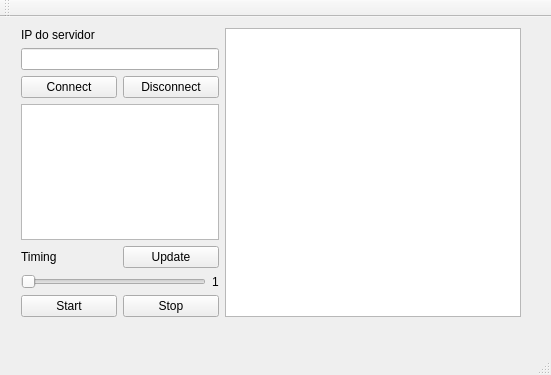
Qt form QtTcpClientConsumer/mainwindow.ui (Dojak220/Projeto03) before a commit.
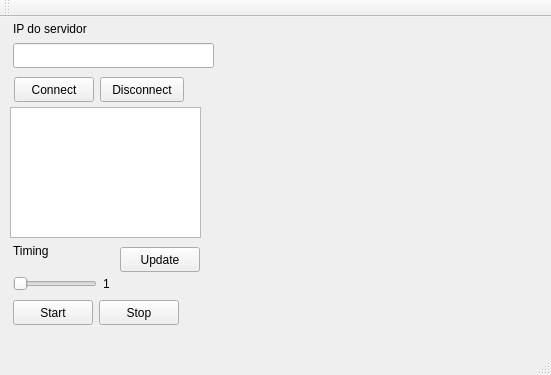
The same form after that commit. Custom widgets are drawn as their Qt base class.

```diff
--- a/QtTcpClientConsumer/mainwindow.ui
+++ b/QtTcpClientConsumer/mainwindow.ui
@@ -26,117 +26,152 @@
      <height>16777215</height>
     </size>
    </property>
-   <widget class="QWidget" name="">
+   <widget class="Plotter" name="widgetGrafico" native="true">
     <property name="geometry">
      <rect>
-      <x>10</x>
+      <x>220</x>
       <y>0</y>
-      <width>522</width>
+      <width>311</width>
       <height>311</height>
      </rect>
     </property>
-    <layout class="QHBoxLayout" name="horizontalLayout_6" stretch="40,60">
-     <item>
-      <layout class="QVBoxLayout" name="verticalLayout_2">
-       <item>
-        <layout class="QVBoxLayout" name="verticalLayout">
-         <item>
-          <widget class="QLabel" name="label_3">
+   </widget>
+   <widget class="QListWidget" name="listViewIP">
+    <property name="geometry">
+     <rect>
+      <x>10</x>
+      <y>90</y>
+      <width>191</width>
+      <height>131</height>
+     </rect>
+    </property>
+   </widget>
+   <widget class="QPushButton" name="pushButtonStop">
+    <property name="geometry">
+     <rect>
+      <x>99</x>
+      <y>283</y>
+      <width>80</width>
+      <height>25</height>
+     </rect>
+    </property>
            <property name="text">
-            <string>IP do servidor</string>
-           </property>
-          </widget>
-         </item>
-         <item>
-          <widget class="QLineEdit" name="setIP"/>
-         </item>
-        </layout>
-       </item>
-       <item>
-        <layout class="QHBoxLayout" name="horizontalLayout_4">
-         <item>
-          <layout class="QHBoxLayout" name="horizontalLayout">
-           <item>
-            <widget class="QPushButton" name="pushButtonConnect">
+     <string>Stop</string>
+    </property>
+   </widget>
+   <widget class="QPushButton" name="pushButtonStart">
+    <property name="geometry">
+     <rect>
+      <x>13</x>
+      <y>283</y>
+      <width>80</width>
+      <height>25</height>
+     </rect>
+    </property>
              <property name="text">
-              <string>Connect</string>
-             </property>
-            </widget>
-           </item>
-           <item>
+     <string>Start</string>
+    </property>
+   </widget>
             <widget class="QPushButton" name="pushButtonDisconnect">
+    <property name="geometry">
+     <rect>
+      <x>100</x>
+      <y>60</y>
+      <width>84</width>
+      <height>25</height>
+     </rect>
+    </property>
              <property name="text">
               <string>Disconnect</string>
              </property>
             </widget>
-           </item>
-          </layout>
-         </item>
-        </layout>
-       </item>
-       <item>
-        <widget class="QListView" name="listViewIP"/>
-       </item>
-       <item>
-        <layout class="QHBoxLayout" name="horizontalLayout_3">
-         <item>
-          <widget class="QLabel" name="label_2">
+   <widget class="QLineEdit" name="setIP">
+    <property name="geometry">
+     <rect>
+      <x>13</x>
+      <y>26</y>
+      <width>201</width>
+      <height>25</height>
+     </rect>
+    </property>
+   </widget>
+   <widget class="QLabel" name="label">
+    <property name="geometry">
+     <rect>
+      <x>103</x>
+      <y>258</y>
+      <width>16</width>
+      <height>17</height>
+     </rect>
+    </property>
            <property name="text">
-            <string>Timing</string>
-           </property>
-          </widget>
-         </item>
-         <item>
+     <string>1</string>
+    </property>
+   </widget>
+   <widget class="QPushButton" name="pushButtonConnect">
+    <property name="geometry">
+     <rect>
+      <x>14</x>
+      <y>60</y>
+      <width>80</width>
+      <height>25</height>
+     </rect>
+    </property>
+    <property name="text">
+     <string>Connect</string>
+    </property>
+   </widget>
           <widget class="QPushButton" name="pushButtonUpdate">
+    <property name="geometry">
+     <rect>
+      <x>120</x>
+      <y>230</y>
+      <width>80</width>
+      <height>25</height>
+     </rect>
+    </property>
            <property name="text">
             <string>Update</string>
            </property>
           </widget>
-         </item>
-        </layout>
-       </item>
-       <item>
-        <layout class="QHBoxLayout" name="horizontalLayout_2">
-         <item>
           <widget class="QSlider" name="horizontalSliderTiming">
+    <property name="geometry">
+     <rect>
+      <x>13</x>
+      <y>259</y>
+      <width>84</width>
+      <height>16</height>
+     </rect>
+    </property>
            <property name="orientation">
             <enum>Qt::Horizontal</enum>
            </property>
           </widget>
-         </item>
-         <item>
-          <widget class="QLabel" name="label">
-           <property name="text">
-            <string>1</string>
-           </property>
-          </widget>
-         </item>
-        </layout>
-       </item>
-       <item>
-        <layout class="QHBoxLayout" name="horizontalLayout_5">
-         <item>
-          <widget class="QPushButton" name="pushButtonStart">
+   <widget class="QLabel" name="label_3">
+    <property name="geometry">
+     <rect>
+      <x>13</x>
+      <y>3</y>
+      <width>94</width>
+      <height>17</height>
+     </rect>
+    </property>
            <property name="text">
-            <string>Start</string>
-           </property>
-          </widget>
-         </item>
-         <item>
-          <widget class="QPushButton" name="pushButtonStop">
+     <string>IP do servidor</string>
+    </property>
+   </widget>
+   <widget class="QLabel" name="label_2">
+    <property name="geometry">
+     <rect>
+      <x>13</x>
+      <y>225</y>
+      <width>47</width>
+      <height>17</height>
+     </rect>
+    </property>
            <property name="text">
-            <string>Stop</string>
-           </property>
-          </widget>
-         </item>
-        </layout>
-       </item>
-      </layout>
-     </item>
-     <item>
-      <widget class="QListWidget" name="Grafico"/>
-     </item>
-    </layout>
+     <string>Timing</string>
+    </property>
    </widget>
   </widget>
   <widget class="QMenuBar" name="menuBar">
@@ -160,6 +195,14 @@
   <widget class="QStatusBar" name="statusBar"/>
  </widget>
  <layoutdefault spacing="6" margin="11"/>
+ <customwidgets>
+  <customwidget>
+   <class>Plotter</class>
+   <extends>QWidget</extends>
+   <header>plotter.h</header>
+   <container>1</container>
+  </customwidget>
+ </customwidgets>
  <resources/>
  <connections>
   <connection>
```
Left out of the diff: 10 changed lines with no effect on the pictures. Lines whose indentation alone changed are shown as unchanged.
